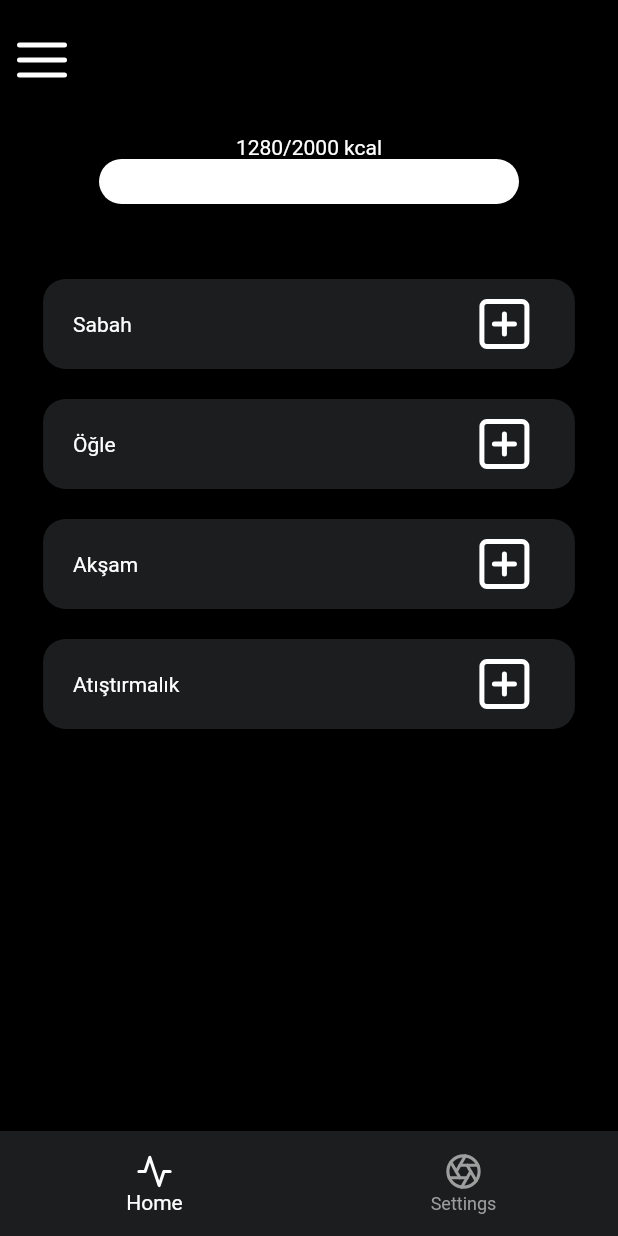
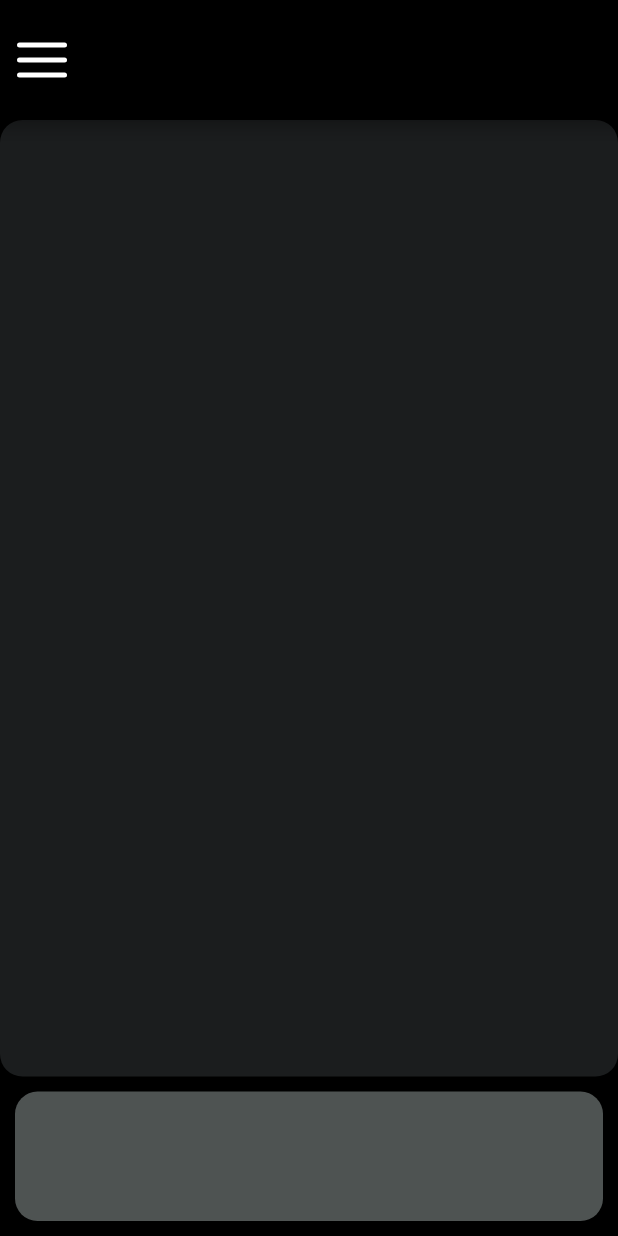
Before and after one commit to engineerturph/diethelper, a Flutter app: the screen it shows after launch, after a tap on an icon or button, on a phone screen of 412 x 824 dp. Run offline on Flutter 3.47's test engine with Material 2 defaults, Android fonts, the phone set to English and light mode, and no system bars; our stand-ins replace flutter_feather_icons.

```diff
--- /dev/null
+++ b/lib/constants.dart
@@ -0,0 +1,4 @@
+import 'package:flutter/material.dart';
+
+const kMainColor = Color(0xFF1B1D1E);
+const kSecondaryColor = Color(0xFF4E5352);
--- a/lib/main.dart
+++ b/lib/main.dart
@@ -1,6 +1,7 @@
 import 'package:flutter/material.dart';
 import 'package:cupertino_icons/cupertino_icons.dart';
-import 'main_screen.dart';
+import 'screens/main_screen.dart';
+import 'package:diethelper/screens/secondary_screen.dart';
 
 void main() {
   runApp(const MyApp());
@@ -18,7 +19,11 @@ class MyApp extends StatelessWidget {
       theme: ThemeData(
         primarySwatch: Colors.blue,
       ),
-      home: MainScreen(),
+      initialRoute: MainScreen.id,
+      routes: {
+        MainScreen.id: (context) => MainScreen(),
+        SecondaryScreen.id: (context) => SecondaryScreen(),
+      },
     );
   }
 }
--- a/lib/main_screen.dart
+++ b/lib/screens/main_screen.dart
@@ -1,8 +1,10 @@
+import 'package:diethelper/screens/secondary_screen.dart';
 import 'package:flutter/material.dart';
 import "package:flutter_feather_icons/flutter_feather_icons.dart";
+import 'package:diethelper/constants.dart';
 
 class MainScreen extends StatefulWidget {
-  const MainScreen({Key? key}) : super(key: key);
+  static const id = '/';
 
   @override
   State<MainScreen> createState() => _MainScreenState();
@@ -43,13 +45,13 @@ class _MainScreenState extends State<MainScreen> {
         ],
       ),
       drawer: Drawer(
-        backgroundColor: Color(0xFF1B1D1E),
+        backgroundColor: kMainColor,
         child: ListView(
           padding: EdgeInsets.zero,
           children: const <Widget>[
             DrawerHeader(
               decoration: BoxDecoration(
-                color: Color(0xFF1B1D1E),
+                color: kMainColor,
               ),
               child: Text(
                 'Empty Drawer',
@@ -68,7 +70,7 @@ class _MainScreenState extends State<MainScreen> {
           iconSize: 25.0,
           selectedItemColor: Colors.white,
           unselectedItemColor: Colors.grey,
-          backgroundColor: Color(0xFF1B1D1E),
+          backgroundColor: kMainColor,
           currentIndex: 0,
           items: [
             BottomNavigationBarItem(
@@ -113,7 +115,8 @@ class CenterWidget extends StatelessWidget {
               ),
               height: 30.0,
               width: 280.0,
-                margin: EdgeInsets.fromLTRB(0.0, 0.0, 0.0, 40.0)),
+              margin: EdgeInsets.fromLTRB(0.0, 0.0, 0.0, 40.0),
+            ),
             mealBox('Sabah'),
             mealBox('Öğle'),
             mealBox('Akşam'),
@@ -143,7 +146,12 @@ class mealBox extends StatelessWidget {
           ),
           TextButton(
             style: ButtonStyle(overlayColor: MyColor()),
-            onPressed: () {},
+            onPressed: () {
+              Navigator.push(
+                context,
+                MaterialPageRoute(builder: (context) => SecondaryScreen()),
+              );
+            },
             child: Icon(
               FeatherIcons.plusSquare,
               color: Colors.white,
@@ -153,7 +161,7 @@ class mealBox extends StatelessWidget {
         ],
       ),
       decoration: BoxDecoration(
-        color: Color(0xFF1B1D1E),
+        color: kMainColor,
         borderRadius: BorderRadius.circular(15.0),
       ),
       margin: EdgeInsets.all(10.0),
--- /dev/null
+++ b/lib/screens/secondary_screen.dart
@@ -0,0 +1,87 @@
+import 'package:flutter/material.dart';
+import "package:flutter_feather_icons/flutter_feather_icons.dart";
+import 'package:diethelper/constants.dart';
+
+class SecondaryScreen extends StatefulWidget {
+  static const id = '/second';
+  @override
+  State<SecondaryScreen> createState() => _SecondaryScreenState();
+}
+
+class _SecondaryScreenState extends State<SecondaryScreen> {
+  @override
+  Widget build(BuildContext context) {
+    return Scaffold(
+      backgroundColor: Colors.black,
+      appBar: AppBar(
+        backgroundColor: Colors.black,
+        iconTheme: IconThemeData(size: 50.0, color: Colors.white),
+        toolbarHeight: 80.0,
+        leading: Builder(
+          builder: (context) => IconButton(
+            icon: Icon(FeatherIcons.menu),
+            onPressed: () => Scaffold.of(context).openDrawer(),
+          ),
+        ),
+        title: null,
+      ),
+      body: BodyWidget(),
+      drawer: Drawer(
+        backgroundColor: Color(0xFF1B1D1E),
+        child: ListView(
+          padding: EdgeInsets.zero,
+          children: const <Widget>[
+            DrawerHeader(
+              decoration: BoxDecoration(
+                color: Color(0xFF1B1D1E),
+              ),
+              child: Text(
+                'Empty Drawer again',
+                style: TextStyle(
+                  color: Colors.white,
+                  fontSize: 24,
+                ),
+              ),
+            ),
+          ],
+        ),
+      ),
+    );
+  }
+}
+
+class BodyWidget extends StatefulWidget {
+  const BodyWidget({Key? key}) : super(key: key);
+
+  @override
+  State<BodyWidget> createState() => _BodyWidgetState();
+}
+
+class _BodyWidgetState extends State<BodyWidget> {
+  @override
+  Widget build(BuildContext context) {
+    return Column(
+      children: [
+        Expanded(
+          flex: 6,
+          child: Container(
+            decoration: BoxDecoration(
+              color: kMainColor,
+              borderRadius: BorderRadius.circular(15.0),
+            ),
+          ),
+        ),
+        Expanded(
+          flex: 1,
+          child: Container(
+            margin: EdgeInsets.all(10.0),
+            decoration: BoxDecoration(
+              color: kSecondaryColor,
+              borderRadius: BorderRadius.circular(15.0),
+            ),
+          ),
+        )
+      ],
+    );
+  }
+}
```
Lines whose indentation alone changed are shown as unchanged.
